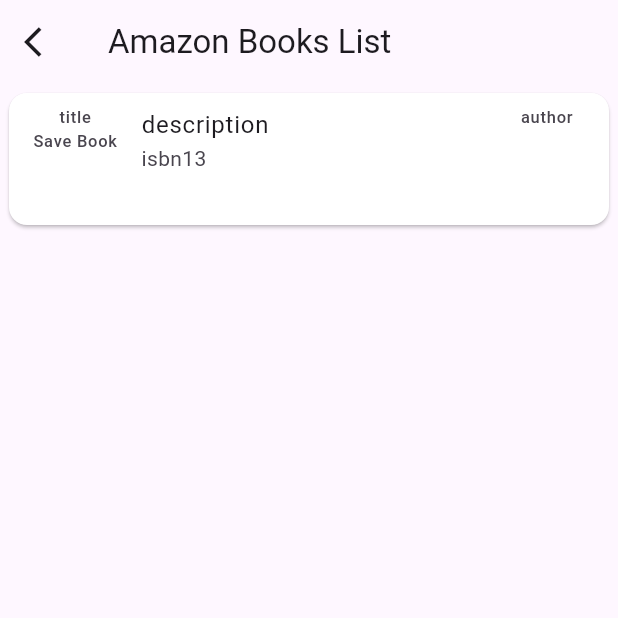
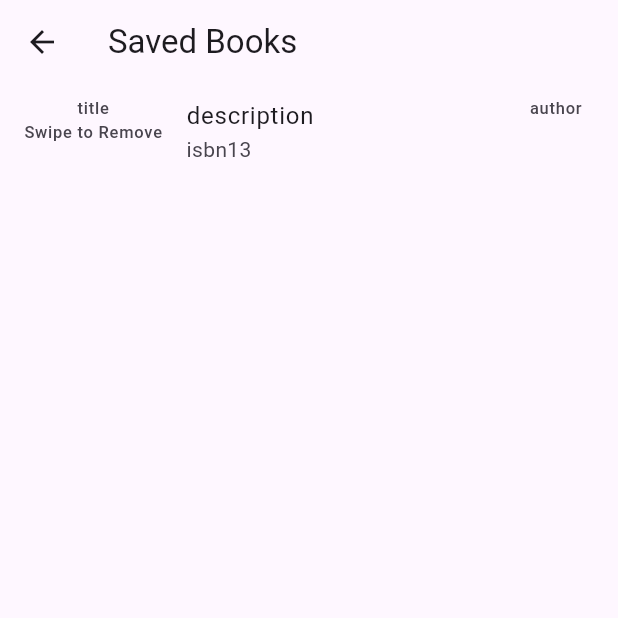
Before and after one commit to JOh2809/cs3541_final_project, a Flutter app: the AmazonBookListPage screen opened directly, after a tap on "Save Book", on a phone screen of 412 x 824 dp, the top half of it. Run offline on Flutter 3.47's test engine with Material 3 defaults, Android fonts, the phone set to English and light mode, and no system bars; our stand-ins replace csv; missing offline and left inert: dart:ffi.

Commit message:
books can now be added and removed form the saved book list

```diff
--- a/cs3541_final_project/lib/amazon/views/amazon_component.dart
+++ b/cs3541_final_project/lib/amazon/views/amazon_component.dart
@@ -1,4 +1,5 @@
 import 'dart:core';
+import 'package:cs3541_final_project/main.dart';
 import 'package:flutter/gestures.dart';
 import 'package:csv/csv.dart';
 import 'package:flutter/material.dart';
@@ -22,7 +23,7 @@ import 'package:cloud_firestore/cloud_firestore.dart';
 import 'VideoPlayer.dart';
 import 'package:intl/intl.dart';
  */
-
+List<ListTile> saved = [];
 class AmazonSearchPage extends StatefulWidget {
   final AmazonSearchPresenter presenter;
 
@@ -199,7 +200,27 @@ class _AmazonBookListPageState extends State<AmazonBookListPage> {
                     Text(_amazonBooksData[index][0].toString()),
                     InkWell(
                         child: Text('Save Book'),
-                        onTap: () {}
+                        onTap: () {
+                          ListTile element = ListTile(
+                            leading: Column(
+                              children: <Widget> [
+                                Text(_amazonBooksData[index][0].toString()),
+                                Text('Swipe to Remove'),
+                              ],
+                            ),
+                            trailing: Text(_amazonBooksData[index][2].toString()),
+                            title: Text(_amazonBooksData[index][1]),
+                            subtitle: Text(_amazonBooksData[index][4].toString()),
+                          );
+                          if(!saved.contains(element)){
+                            saved.add(element);
+                          }
+                          Navigator.push(context,
+                            MaterialPageRoute(
+                            builder: (context) => SavedListScreen(),
+                            ),
+                          );
+                        }
                     ),
                   ]
               ),
--- a/cs3541_final_project/lib/savedlist/views/savedlist_component.dart
+++ b/cs3541_final_project/lib/savedlist/views/savedlist_component.dart
@@ -1,7 +1,7 @@
 import 'package:flutter/cupertino.dart';
 import 'package:flutter/material.dart';
 import '../presenter/savedlist_presenter.dart';
-import '';
+import '../../amazon/views/amazon_component.dart';
 
 class SavedListPage extends StatefulWidget {
   final SavedListPresenter presenter;
@@ -25,10 +25,31 @@ class _BookListPageState extends State<SavedListPage> {
         title: Text('Saved Books'),
       ),
 
-      body: Container(
-        child: Center(
-          child: Text('In Development', style: TextStyle(fontSize: 24),), //Text
-        ),
+      body: ListView.builder(
+        itemCount: saved.length,
+        itemBuilder: (BuildContext context, int index){
+          final item = saved[index];
+          return Dismissible(
+              key: UniqueKey(),
+              onDismissed: (direction) {
+                // Remove the item from the data source.
+                setState(() {
+                  saved.removeAt(index);
+                });
+                ScaffoldMessenger.of(context)
+                  .showSnackBar(SnackBar(content: Text('Book has been removed')));
+              },
+            // Show a red background as the item is swiped away.
+            background: Container(color: Colors.red),
+              child: ListTile(
+                leading: item.leading,
+                trailing: item.trailing,
+                title: item.title,
+                subtitle: item.subtitle,
+                isThreeLine: true,
+              )
+          );
+        },
       )
     );
   }
```
